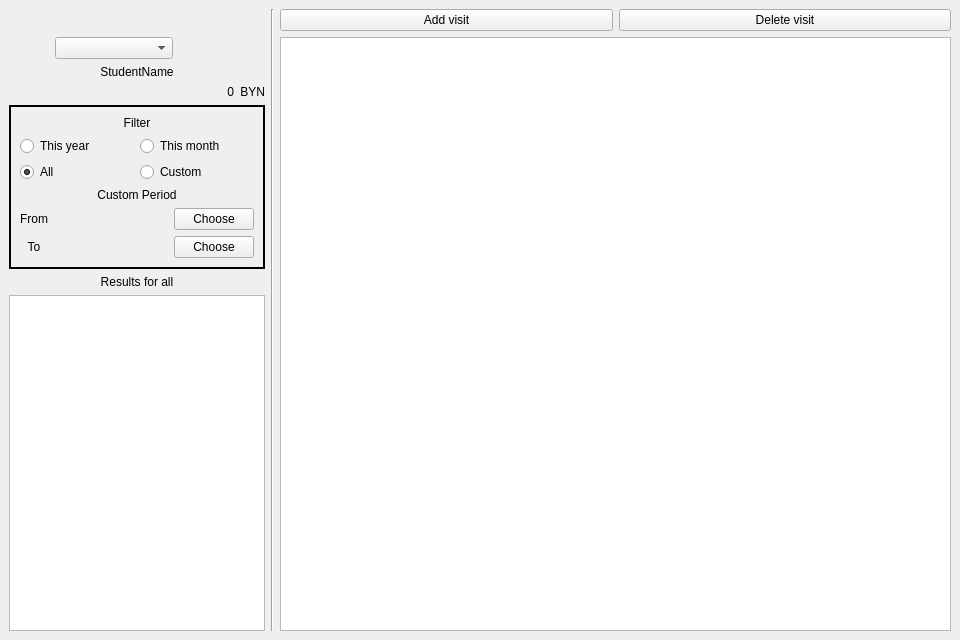
Above: ui_templates/windows/main_window.ui from IliaSuponeff/StudentsAccounting before the change. Below: the same form after it.
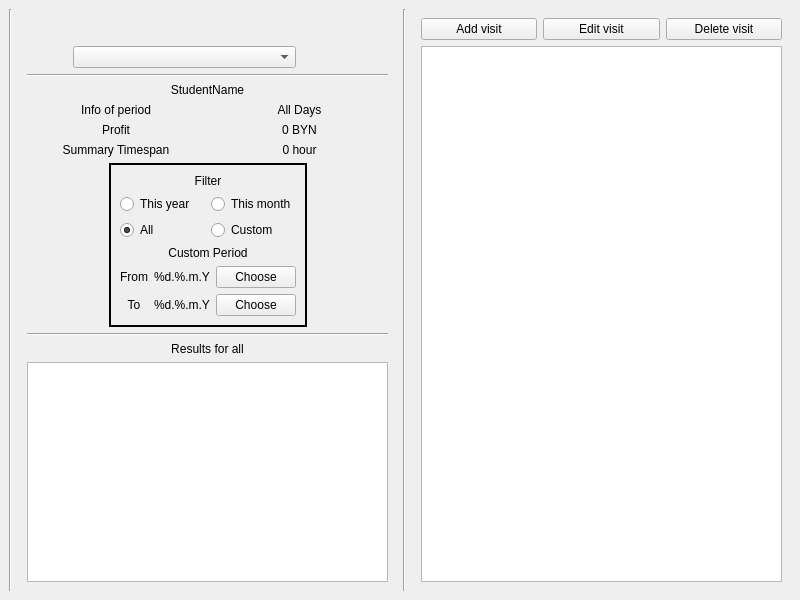
That is the form after the change.

Commit message: add_editable_to_student_by_dialog

Patch:
```diff
--- a/ui_templates/windows/main_window.ui
+++ b/ui_templates/windows/main_window.ui
@@ -6,14 +6,14 @@
    <rect>
     <x>0</x>
     <y>0</y>
-    <width>960</width>
-    <height>640</height>
+    <width>800</width>
+    <height>600</height>
    </rect>
   </property>
   <property name="minimumSize">
    <size>
-    <width>960</width>
-    <height>640</height>
+    <width>800</width>
+    <height>600</height>
    </size>
   </property>
   <property name="maximumSize">
@@ -26,8 +26,22 @@
    <string>StudentAccounting</string>
   </property>
   <widget class="QWidget" name="centralwidget">
-   <layout class="QHBoxLayout" name="horizontalLayout">
+   <layout class="QHBoxLayout" name="horizontalLayout_2">
     <item>
+     <widget class="Line" name="vLine_2">
+      <property name="orientation">
+       <enum>Qt::Vertical</enum>
+      </property>
+     </widget>
+    </item>
+    <item>
+     <widget class="QFrame" name="tools_frame">
+      <property name="sizePolicy">
+       <sizepolicy hsizetype="Expanding" vsizetype="Expanding">
+        <horstretch>5</horstretch>
+        <verstretch>0</verstretch>
+       </sizepolicy>
+      </property>
      <layout class="QVBoxLayout" name="vLayout_1">
       <item>
        <layout class="QHBoxLayout" name="hLayout_2">
@@ -139,6 +153,13 @@
         </item>
        </layout>
       </item>
+       <item>
+        <widget class="Line" name="hLine_2">
+         <property name="orientation">
+          <enum>Qt::Horizontal</enum>
+         </property>
+        </widget>
+       </item>
       <item>
        <widget class="QLabel" name="student_name_lbl">
         <property name="text">
@@ -150,43 +171,107 @@
        </widget>
       </item>
       <item>
-       <layout class="QHBoxLayout" name="hLayout_3">
-        <item>
+        <layout class="QGridLayout" name="gLayout_3">
+         <item row="2" column="1">
+          <widget class="QLabel" name="summary_timespan_result_lbl">
+           <property name="sizePolicy">
+            <sizepolicy hsizetype="Preferred" vsizetype="Preferred">
+             <horstretch>0</horstretch>
+             <verstretch>0</verstretch>
+            </sizepolicy>
+           </property>
+           <property name="text">
+            <string>0 hour</string>
+           </property>
+           <property name="alignment">
+            <set>Qt::AlignCenter</set>
+           </property>
+          </widget>
+         </item>
+         <item row="1" column="0">
+          <widget class="QLabel" name="info_lbl_7">
+           <property name="text">
+            <string>Profit</string>
+           </property>
+           <property name="alignment">
+            <set>Qt::AlignCenter</set>
+           </property>
+          </widget>
+         </item>
+         <item row="2" column="0">
+          <widget class="QLabel" name="info_lbl_8">
+           <property name="text">
+            <string>Summary Timespan</string>
+           </property>
+           <property name="alignment">
+            <set>Qt::AlignCenter</set>
+           </property>
+          </widget>
+         </item>
+         <item row="0" column="0">
+          <widget class="QLabel" name="info_lbl_1">
+           <property name="text">
+            <string>Info of period</string>
+           </property>
+           <property name="alignment">
+            <set>Qt::AlignCenter</set>
+           </property>
+          </widget>
+         </item>
+         <item row="0" column="1">
+          <widget class="QLabel" name="period_info_lbl">
+           <property name="text">
+            <string>All Days</string>
+           </property>
+           <property name="alignment">
+            <set>Qt::AlignCenter</set>
+           </property>
+          </widget>
+         </item>
+         <item row="1" column="1">
          <widget class="QLabel" name="student_summary_result_lbl">
           <property name="sizePolicy">
-           <sizepolicy hsizetype="Minimum" vsizetype="Preferred">
+            <sizepolicy hsizetype="Preferred" vsizetype="Preferred">
             <horstretch>0</horstretch>
             <verstretch>0</verstretch>
            </sizepolicy>
           </property>
           <property name="text">
-           <string>0</string>
+            <string>0 BYN</string>
           </property>
           <property name="alignment">
-           <set>Qt::AlignRight|Qt::AlignTrailing|Qt::AlignVCenter</set>
-          </property>
-         </widget>
-        </item>
-        <item>
-         <widget class="QLabel" name="student_currency_lbl">
-          <property name="sizePolicy">
-           <sizepolicy hsizetype="Fixed" vsizetype="Preferred">
-            <horstretch>0</horstretch>
-            <verstretch>0</verstretch>
-           </sizepolicy>
-          </property>
-          <property name="text">
-           <string>BYN</string>
-          </property>
-          <property name="alignment">
-           <set>Qt::AlignRight|Qt::AlignTrailing|Qt::AlignVCenter</set>
+            <set>Qt::AlignCenter</set>
           </property>
          </widget>
         </item>
        </layout>
+       </item>
+       <item>
+        <layout class="QHBoxLayout" name="horizontalLayout">
+         <item>
+          <spacer name="horizontalSpacer">
+           <property name="orientation">
+            <enum>Qt::Horizontal</enum>
+           </property>
+           <property name="sizeType">
+            <enum>QSizePolicy::Expanding</enum>
+           </property>
+           <property name="sizeHint" stdset="0">
+            <size>
+             <width>40</width>
+             <height>20</height>
+            </size>
+           </property>
+          </spacer>
       </item>
       <item>
        <widget class="QFrame" name="filter_frame">
+           <property name="sizePolicy">
+            <sizepolicy hsizetype="Minimum" vsizetype="Minimum">
+             <horstretch>0</horstretch>
+             <verstretch>0</verstretch>
+            </sizepolicy>
+           </property>
         <property name="frameShape">
          <enum>QFrame::WinPanel</enum>
         </property>
@@ -321,7 +406,7 @@
               </sizepolicy>
              </property>
              <property name="text">
-              <string/>
+                 <string>%d.%.m.Y</string>
              </property>
              <property name="alignment">
               <set>Qt::AlignCenter</set>
@@ -337,7 +422,7 @@
               </sizepolicy>
              </property>
              <property name="text">
-              <string/>
+                 <string>%d.%.m.Y</string>
              </property>
              <property name="alignment">
               <set>Qt::AlignCenter</set>
@@ -347,6 +432,31 @@
           </layout>
          </item>
         </layout>
+          </widget>
+         </item>
+         <item>
+          <spacer name="horizontalSpacer_2">
+           <property name="orientation">
+            <enum>Qt::Horizontal</enum>
+           </property>
+           <property name="sizeType">
+            <enum>QSizePolicy::Expanding</enum>
+           </property>
+           <property name="sizeHint" stdset="0">
+            <size>
+             <width>40</width>
+             <height>20</height>
+            </size>
+           </property>
+          </spacer>
+         </item>
+        </layout>
+       </item>
+       <item>
+        <widget class="Line" name="hLine_1">
+         <property name="orientation">
+          <enum>Qt::Horizontal</enum>
+         </property>
        </widget>
       </item>
       <item>
@@ -363,25 +473,33 @@
        </widget>
       </item>
       <item>
-       <widget class="QListWidget" name="results_all_students_list">
+        <widget class="QTableView" name="all_results_table_view">
         <property name="sizePolicy">
-         <sizepolicy hsizetype="Minimum" vsizetype="Expanding">
-          <horstretch>1</horstretch>
+          <sizepolicy hsizetype="Expanding" vsizetype="Expanding">
+           <horstretch>2</horstretch>
           <verstretch>0</verstretch>
          </sizepolicy>
         </property>
        </widget>
       </item>
      </layout>
+     </widget>
     </item>
     <item>
-     <widget class="Line" name="line">
+     <widget class="Line" name="vLine_1">
       <property name="orientation">
        <enum>Qt::Vertical</enum>
       </property>
      </widget>
     </item>
     <item>
+     <widget class="QFrame" name="visits_info_frame">
+      <property name="sizePolicy">
+       <sizepolicy hsizetype="Expanding" vsizetype="Expanding">
+        <horstretch>5</horstretch>
+        <verstretch>0</verstretch>
+       </sizepolicy>
+      </property>
      <layout class="QVBoxLayout" name="verticalLayout_2">
       <item>
        <layout class="QHBoxLayout" name="hLayout_5">
@@ -392,6 +510,13 @@
           </property>
          </widget>
         </item>
+         <item>
+          <widget class="QPushButton" name="edit_visit_btn">
+           <property name="text">
+            <string>Edit visit</string>
+           </property>
+          </widget>
+         </item>
         <item>
          <widget class="QPushButton" name="del_visit_btn">
           <property name="text">
@@ -402,9 +527,17 @@
        </layout>
       </item>
       <item>
-       <widget class="QTableView" name="student_visits_table_view"/>
-      </item>
-     </layout>
+        <widget class="QTableView" name="student_visits_table_view">
+         <property name="sizePolicy">
+          <sizepolicy hsizetype="Expanding" vsizetype="Expanding">
+           <horstretch>3</horstretch>
+           <verstretch>0</verstretch>
+          </sizepolicy>
+         </property>
+        </widget>
+       </item>
+      </layout>
+     </widget>
     </item>
    </layout>
   </widget>
```
Left out of the diff: 22 changed lines with no effect on the pictures. Lines whose indentation alone changed are shown as unchanged. The commit also changes 10 other files.
